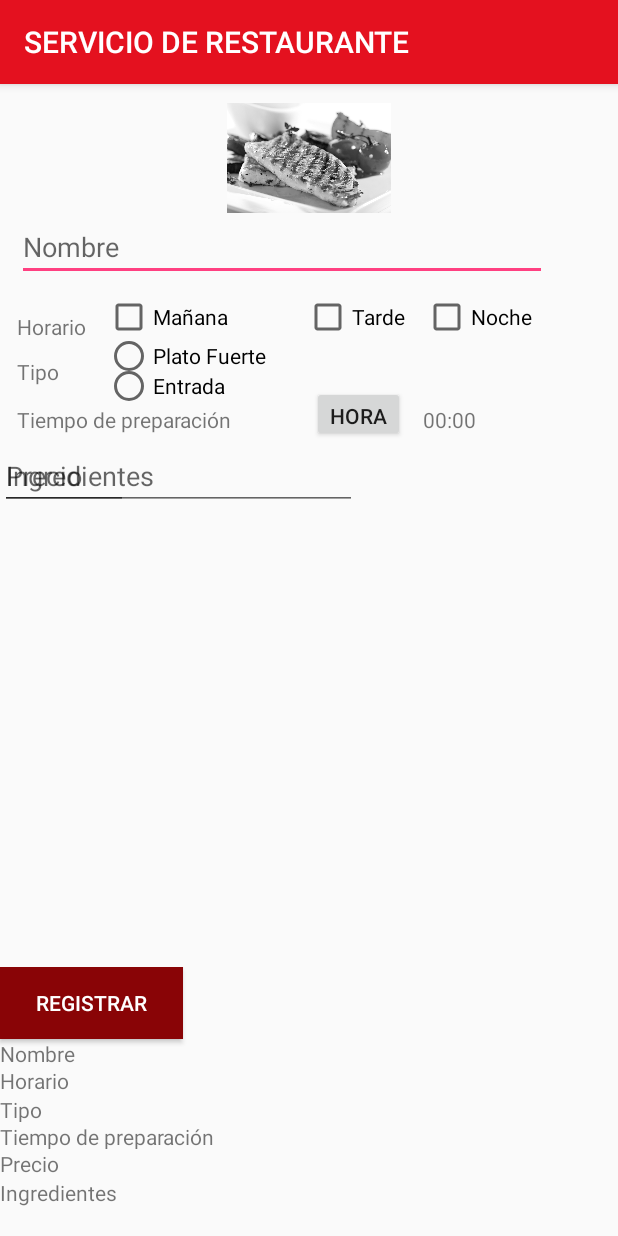
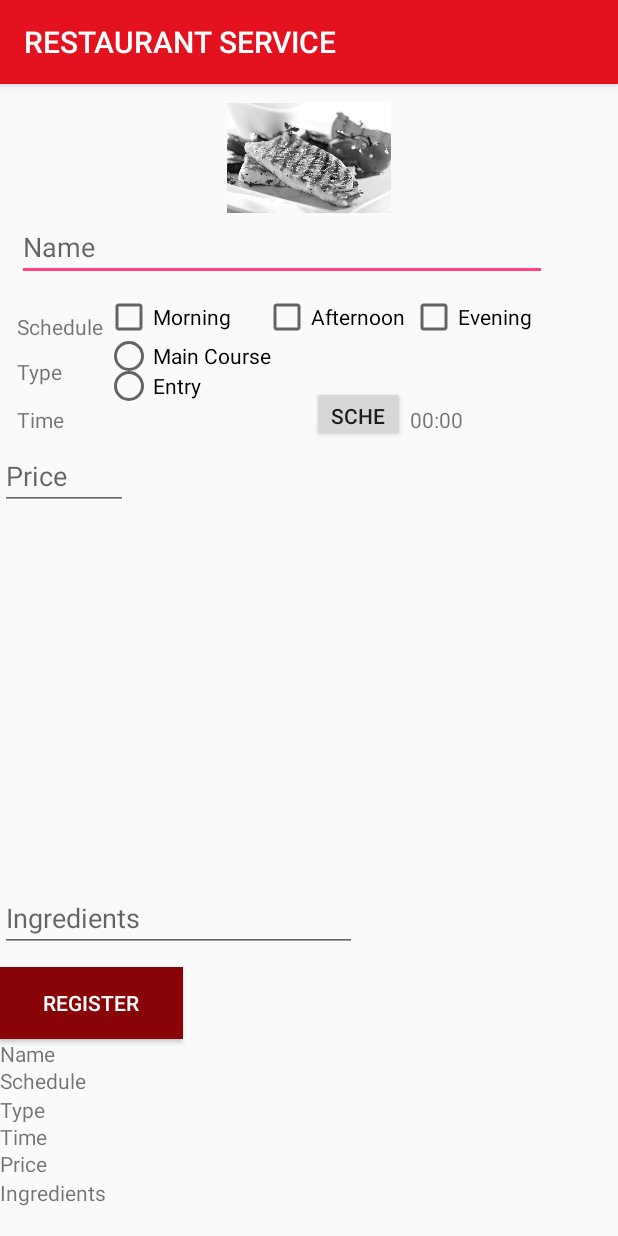
Before and after one commit to Marpigo/CM20182-Gr02, an Android app: the screen it shows after launch (ComidaActivity), after a tap on an icon or button, on a phone screen of 412 x 824 dp. Run offline under Robolectric (Android 15) with nearby library versions, the phone set to English and light mode, and no system bars.

Commit message:
Transformacion de strings

```diff
--- a/Lab1-UI/src/main/java/co/edu/udea/compumovil/gr02_20182/lab1/BebidasActivity.java
+++ b/Lab1-UI/src/main/java/co/edu/udea/compumovil/gr02_20182/lab1/BebidasActivity.java
@@ -21,7 +21,7 @@ public class BebidasActivity extends AppCompatActivity {
     @Override
     protected void onCreate(Bundle savedInstanceState) {
         super.onCreate(savedInstanceState);
-        this.setTitle(R.string.mi_titulo3);
+        this.setTitle(R.string.my_title4);
         setContentView(R.layout.activity_bebidas);
 
         imagen = (ImageView) findViewById(R.id.imgBebida);
--- a/Lab1-UI/src/main/java/co/edu/udea/compumovil/gr02_20182/lab1/ComidaActivity.java
+++ b/Lab1-UI/src/main/java/co/edu/udea/compumovil/gr02_20182/lab1/ComidaActivity.java
@@ -36,7 +36,7 @@ public class ComidaActivity extends AppCompatActivity implements View.OnClickLis
     @Override
     protected void onCreate(Bundle savedInstanceState) {
         super.onCreate(savedInstanceState);
-        this.setTitle(R.string.mi_titulo2);
+        this.setTitle(R.string.my_title3);
         setContentView(R.layout.activity_comida);
 
         bhora = (Button)findViewById(R.id.btHora);
--- a/Lab1-UI/src/main/java/co/edu/udea/compumovil/gr02_20182/lab1/MainActivity.java
+++ b/Lab1-UI/src/main/java/co/edu/udea/compumovil/gr02_20182/lab1/MainActivity.java
@@ -11,7 +11,7 @@ public class MainActivity extends AppCompatActivity {
     @Override
     protected void onCreate(Bundle savedInstanceState) {
         super.onCreate(savedInstanceState);
-        this.setTitle(R.string.mi_titulo);
+        this.setTitle(R.string.my_title1);
         setContentView(R.layout.activity_main);
 
         new Handler().postDelayed(new Runnable() {
--- a/Lab1-UI/src/main/java/co/edu/udea/compumovil/gr02_20182/lab1/ServicioActivity.java
+++ b/Lab1-UI/src/main/java/co/edu/udea/compumovil/gr02_20182/lab1/ServicioActivity.java
@@ -10,7 +10,7 @@ public class ServicioActivity extends AppCompatActivity {
     @Override
     protected void onCreate(Bundle savedInstanceState) {
         super.onCreate(savedInstanceState);
-        this.setTitle(R.string.mi_titulo1);
+        this.setTitle(R.string.my_title2);
         setContentView(R.layout.activity_servicio);
     }
 
--- a/Lab1-UI/src/main/res/layout-land/activity_bebidas.xml
+++ b/Lab1-UI/src/main/res/layout-land/activity_bebidas.xml
@@ -21,7 +21,7 @@
         android:layout_width="346dp"
         android:layout_height="wrap_content"
         android:ems="10"
-        android:hint="@string/stxtNombre" />
+        android:hint="@string/txt_name" />
 
     <EditText
         android:id="@+id/ediPrecio"
@@ -30,7 +30,7 @@
         android:layout_marginLeft="350dp"
         android:layout_marginTop="-50dp"
         android:ems="10"
-        android:hint="@string/sPrecio"
+        android:hint="@string/txt_price"
         android:inputType="textPersonName" />
 
     <EditText
@@ -38,7 +38,7 @@
         android:layout_width="349dp"
         android:layout_height="wrap_content"
         android:ems="10"
-        android:hint="@string/sIngredientes" />
+        android:hint="@string/txt_ingredients" />
 
     <Button
         android:id="@+id/btnRegistrar"
@@ -49,7 +49,7 @@
         android:layout_marginTop="-50dp"
         android:background="@color/colorPrimaryDark"
         android:onClick="onClick"
-        android:text="@string/sRegistrar"
+        android:text="@string/txt_btn_register"
         android:textColor="#ffff" />
 
     <RelativeLayout
@@ -63,7 +63,7 @@
             android:layout_alignParentTop="true"
             android:layout_marginEnd="-68dp"
             android:layout_toStartOf="@+id/txtprecio"
-            android:text="@string/stxtNombre" />
+            android:text="@string/txt_name" />
 
         <TextView
             android:id="@+id/txtnombre"
@@ -88,7 +88,7 @@
             android:layout_alignStart="@+id/labenombre"
             android:layout_alignTop="@+id/txtprecio"
             android:paddingTop="0dp"
-            android:text="@string/sPrecio" />
+            android:text="@string/txt_price" />
 
         <TextView
             android:id="@+id/labeingredientes"
@@ -96,7 +96,7 @@
             android:layout_height="wrap_content"
             android:layout_above="@+id/txtIngredientes"
             android:layout_alignStart="@+id/labenombre"
-            android:text="@string/sIngredientes" />
+            android:text="@string/txt_ingredients" />
 
         <TextView
             android:id="@+id/txtIngredientes"
--- a/Lab1-UI/src/main/res/layout-land/activity_comida.xml
+++ b/Lab1-UI/src/main/res/layout-land/activity_comida.xml
@@ -24,7 +24,7 @@
         android:layout_alignParentStart="true"
         android:layout_alignParentTop="true"
         android:ems="10"
-        android:hint="@string/stxtNombre" />
+        android:hint="@string/txt_name" />
 
     <TextView
         android:id="@+id/txtTipo"
@@ -32,7 +32,7 @@
         android:layout_height="wrap_content"
         android:layout_alignParentStart="true"
         android:layout_below="@+id/cheMañana"
-        android:text="@string/sTipo" />
+        android:text="@string/txt_type" />
 
     <TextView
         android:id="@+id/txtHorario"
@@ -40,7 +40,7 @@
         android:layout_height="wrap_content"
         android:layout_alignParentStart="true"
         android:layout_below="@+id/ediNombre2"
-        android:text="@string/stxtHorario" />
+        android:text="@string/txt_schedule" />
 
     <TextView
         android:id="@+id/txtTiempoc"
@@ -58,7 +58,7 @@
         android:layout_alignParentStart="true"
         android:layout_alignParentTop="true"
         android:layout_marginTop="120dp"
-        android:text="@string/sTiempo" />
+        android:text="@string/txt_time" />
 
     <RadioGroup
         android:layout_width="126dp"
@@ -73,7 +73,7 @@
             android:layout_alignStart="@+id/cheMañana"
             android:layout_below="@+id/cheMañana"
             android:layout_weight="1"
-            android:text="@string/sEntrada" />
+            android:text="@string/txt_btn_entry" />
 
         <RadioButton
             android:id="@+id/rdbPlato"
@@ -82,7 +82,7 @@
             android:layout_alignStart="@+id/cheTarde"
             android:layout_below="@+id/cheMañana"
             android:layout_weight="1"
-            android:text="@string/sPlato" />
+            android:text="@string/txt_btn_mainCourse" />
     </RadioGroup>
 
     <CheckBox
@@ -92,7 +92,7 @@
         android:layout_alignParentStart="true"
         android:layout_below="@+id/ediNombre2"
         android:layout_marginStart="55dp"
-        android:text="@string/sMañana" />
+        android:text="@string/txt_chb_morning" />
 
     <CheckBox
         android:id="@+id/cheNoche"
@@ -101,15 +101,15 @@
         android:layout_alignParentStart="true"
         android:layout_below="@+id/ediNombre2"
         android:layout_marginStart="156dp"
-        android:text="@string/sNoche" />
+        android:text="@string/txt_chb_evening" />
 
     <CheckBox
         android:id="@+id/cheTarde"
-        android:layout_width="80dp"
+        android:layout_width="112dp"
         android:layout_height="wrap_content"
         android:layout_below="@+id/ediNombre2"
         android:layout_toEndOf="@+id/cheNoche"
-        android:text="@string/sTarde" />
+        android:text="@string/txt_chb_afternoon" />
 
     <EditText
         android:id="@+id/ediPrecio2"
@@ -118,7 +118,7 @@
         android:layout_alignParentStart="true"
         android:layout_below="@+id/txtTiempoc"
         android:ems="10"
-        android:hint="@string/sPrecio"
+        android:hint="@string/txt_price"
         android:inputType="textPersonName" />
 
     <EditText
@@ -128,7 +128,7 @@
         android:layout_alignEnd="@+id/cheTarde"
         android:layout_below="@+id/txtTiempoc"
         android:ems="10"
-        android:hint="@string/sIngredientes" />
+        android:hint="@string/txt_ingredients" />
 
     <Button
         android:id="@+id/btHora"
@@ -136,7 +136,7 @@
         android:layout_height="37dp"
         android:layout_alignBaseline="@+id/txtTiempoc"
         android:layout_toEndOf="@+id/txtTimpoMensaje"
-        android:text="@string/stxtHorario" />
+        android:text="@string/txt_schedule" />
 
     <Button
         android:id="@+id/btnRegistrar2"
@@ -146,7 +146,7 @@
         android:layout_alignParentStart="true"
         android:layout_below="@+id/ediPrecio2"
         android:background="@color/colorPrimaryDark"
-        android:text="@string/sRegistrar"
+        android:text="@string/txt_btn_register"
         android:textColor="#ffff" />
 
     <RelativeLayout
@@ -162,7 +162,7 @@
             android:layout_height="18dp"
             android:layout_alignParentStart="true"
             android:layout_below="@+id/btnRegistrar2"
-            android:text="@string/stxtNombre" />
+            android:text="@string/txt_name" />
 
         <TextView
             android:id="@+id/txtmhora"
@@ -170,7 +170,7 @@
             android:layout_height="19dp"
             android:layout_alignParentStart="true"
             android:layout_below="@+id/txtmnombre"
-            android:text="@string/stxtHorario" />
+            android:text="@string/txt_schedule" />
 
         <TextView
             android:id="@+id/txtmtipo"
@@ -178,7 +178,7 @@
             android:layout_height="18dp"
             android:layout_alignParentStart="true"
             android:layout_below="@+id/txtmhora"
-            android:text="@string/sTipo" />
+            android:text="@string/txt_type" />
 
         <TextView
             android:id="@+id/txtmtiempo"
@@ -186,7 +186,7 @@
             android:layout_height="18dp"
             android:layout_alignParentStart="true"
             android:layout_below="@+id/txtmtipo"
-            android:text="@string/sTiempo" />
+            android:text="@string/txt_time" />
 
         <TextView
             android:id="@+id/txtmprecio"
@@ -194,7 +194,7 @@
             android:layout_height="19dp"
             android:layout_alignParentStart="true"
             android:layout_below="@+id/txtmtiempo"
-            android:text="@string/sPrecio" />
+            android:text="@string/txt_price" />
 
         <TextView
             android:id="@+id/txtIngredientesc"
@@ -209,7 +209,7 @@
             android:layout_height="20dp"
             android:layout_alignParentStart="true"
             android:layout_below="@+id/txtmprecio"
-            android:text="@string/sIngredientes" />
+            android:text="@string/txt_ingredients" />
 
         <TextView
             android:id="@+id/txtPrecioc"
--- a/Lab1-UI/src/main/res/layout/activity_bebidas.xml
+++ b/Lab1-UI/src/main/res/layout/activity_bebidas.xml
@@ -22,7 +22,7 @@
         android:layout_height="wrap_content"
         android:layout_marginTop="10dp"
         android:ems="10"
-        android:hint="@string/stxtNombre" />
+        android:hint="@string/txt_name" />
 
     <EditText
         android:id="@+id/ediPrecio"
@@ -30,7 +30,7 @@
         android:layout_height="wrap_content"
         android:layout_marginTop="10dp"
         android:ems="10"
-        android:hint="@string/sPrecio"
+        android:hint="@string/txt_price"
         android:inputType="textPersonName" />
 
     <EditText
@@ -39,7 +39,7 @@
         android:layout_height="wrap_content"
         android:layout_marginTop="10dp"
         android:ems="10"
-        android:hint="@string/sIngredientes" />
+        android:hint="@string/txt_ingredients" />
 
     <Button
         android:id="@+id/btnRegistrar"
@@ -48,7 +48,7 @@
         android:layout_centerHorizontal="true"
         android:background="@color/colorPrimaryDark"
         android:onClick="onClick"
-        android:text="@string/sRegistrar"
+        android:text="@string/txt_btn_register"
         android:textColor="#ffff" />
 
     <LinearLayout
@@ -61,7 +61,7 @@
             android:layout_width="wrap_content"
             android:layout_height="wrap_content"
             android:layout_marginTop="5dp"
-            android:text="@string/stxtNombre" />
+            android:text="@string/txt_name" />
 
         <TextView
             android:id="@+id/txtnombre"
@@ -84,7 +84,7 @@
             android:layout_height="wrap_content"
             android:layout_marginTop="-20dp"
             android:paddingTop="0dp"
-            android:text="@string/sPrecio" />
+            android:text="@string/txt_price" />
 
         <TextView
             android:id="@+id/txtIngredientes"
@@ -98,7 +98,7 @@
             android:layout_width="wrap_content"
             android:layout_height="wrap_content"
             android:layout_marginTop="-20dp"
-            android:text="@string/sIngredientes" />
+            android:text="@string/txt_ingredients" />
 
     </LinearLayout>
 
--- a/Lab1-UI/src/main/res/layout/activity_comida.xml
+++ b/Lab1-UI/src/main/res/layout/activity_comida.xml
@@ -26,7 +26,7 @@
             android:layout_marginStart="11dp"
             android:layout_marginTop="86dp"
             android:ems="10"
-            android:hint="@string/stxtNombre" />
+            android:hint="@string/txt_name" />
 
     <TextView
         android:id="@+id/txttiemp"
@@ -43,7 +43,7 @@
         android:layout_alignParentTop="true"
         android:layout_alignStart="@+id/ediNombre2"
         android:layout_marginTop="182dp"
-        android:text="@string/sTipo" />
+        android:text="@string/txt_type" />
 
     <TextView
         android:id="@+id/txtHorario"
@@ -51,7 +51,7 @@
         android:layout_height="wrap_content"
         android:layout_alignBottom="@+id/cheMañana"
         android:layout_alignStart="@+id/ediNombre2"
-        android:text="@string/stxtHorario" />
+        android:text="@string/txt_schedule" />
 
     <TextView
         android:id="@+id/txtTimpoMensaje"
@@ -60,7 +60,7 @@
         android:layout_alignParentTop="true"
         android:layout_alignStart="@+id/ediNombre2"
         android:layout_marginTop="214dp"
-        android:text="@string/sTiempo" />
+        android:text="@string/txt_time" />
 
     <RadioGroup
         android:layout_width="126dp"
@@ -75,7 +75,7 @@
             android:layout_alignStart="@+id/cheTarde"
             android:layout_below="@+id/cheMañana"
             android:layout_weight="1"
-            android:text="@string/sPlato" />
+            android:text="@string/txt_btn_mainCourse" />
 
         <RadioButton
             android:id="@+id/rdbEntrada"
@@ -84,7 +84,7 @@
             android:layout_alignStart="@+id/cheMañana"
             android:layout_below="@+id/cheMañana"
             android:layout_weight="1"
-            android:text="@string/sEntrada" />
+            android:text="@string/txt_btn_entry" />
     </RadioGroup>
 
     <CheckBox
@@ -94,7 +94,7 @@
         android:layout_alignParentStart="true"
         android:layout_alignTop="@+id/cheNoche"
         android:layout_marginStart="70dp"
-        android:text="@string/sMañana" />
+        android:text="@string/txt_chb_morning" />
 
     <CheckBox
         android:id="@+id/cheNoche"
@@ -104,7 +104,7 @@
         android:layout_alignParentTop="true"
         android:layout_marginEnd="10dp"
         android:layout_marginTop="139dp"
-        android:text="@string/sNoche" />
+        android:text="@string/txt_chb_evening" />
 
     <CheckBox
         android:id="@+id/cheTarde"
@@ -112,7 +112,7 @@
         android:layout_height="wrap_content"
         android:layout_alignEnd="@+id/imgComida"
         android:layout_alignTop="@+id/cheMañana"
-        android:text="@string/sTarde" />
+        android:text="@string/txt_chb_afternoon" />
 
     <EditText
         android:id="@+id/ediPrecio2"
@@ -121,18 +121,18 @@
         android:layout_alignParentStart="true"
         android:layout_below="@+id/btHora"
         android:ems="10"
-        android:hint="@string/sPrecio"
+        android:hint="@string/txt_price"
         android:inputType="textPersonName" />
 
     <EditText
         android:id="@+id/ediIngredientes2"
         android:layout_width="238dp"
         android:layout_height="wrap_content"
-        android:layout_alignEnd="@+id/txtTiempoc"
-        android:layout_alignTop="@+id/ediPrecio2"
-        android:layout_marginEnd="-35dp"
+        android:layout_alignParentBottom="true"
+        android:layout_alignParentStart="true"
+        android:layout_marginBottom="189dp"
         android:ems="10"
-        android:hint="@string/sIngredientes" />
+        android:hint="@string/txt_ingredients" />
 
     <Button
         android:id="@+id/btHora"
@@ -141,7 +141,7 @@
         android:layout_alignEnd="@+id/imgComida"
         android:onClick="onClick"
         android:layout_below="@+id/txtTipo"
-        android:text="@string/stxtHorario" />
+        android:text="@string/txt_schedule" />
 
     <RelativeLayout
         android:layout_width="match_parent"
@@ -157,7 +157,7 @@
             android:layout_alignParentStart="true"
             android:layout_alignParentTop="true"
             android:background="@color/colorPrimaryDark"
-            android:text="@string/sRegistrar"
+            android:text="@string/txt_btn_register"
             android:textColor="#ffff" />
 
         <TextView
@@ -166,7 +166,7 @@
             android:layout_height="18dp"
             android:layout_alignParentStart="true"
             android:layout_below="@+id/btnRegistrar2"
-            android:text="@string/stxtNombre" />
+            android:text="@string/txt_name" />
 
         <TextView
             android:id="@+id/txtmhora"
@@ -174,7 +174,7 @@
             android:layout_height="19dp"
             android:layout_alignParentStart="true"
             android:layout_below="@+id/txtmnombre"
-            android:text="@string/stxtHorario" />
+            android:text="@string/txt_schedule" />
 
         <TextView
             android:id="@+id/txtmtipo"
@@ -182,7 +182,7 @@
             android:layout_height="18dp"
             android:layout_alignParentStart="true"
             android:layout_below="@+id/txtmhora"
-            android:text="@string/sTipo" />
+            android:text="@string/txt_type" />
 
         <TextView
             android:id="@+id/txtmtiempo"
@@ -190,7 +190,7 @@
             android:layout_height="18dp"
             android:layout_alignParentStart="true"
             android:layout_below="@+id/txtmtipo"
-            android:text="@string/sTiempo" />
+            android:text="@string/txt_time" />
 
         <TextView
             android:id="@+id/txtmprecio"
@@ -198,7 +198,7 @@
             android:layout_height="19dp"
             android:layout_alignParentStart="true"
             android:layout_below="@+id/txtmtiempo"
-            android:text="@string/sPrecio" />
+            android:text="@string/txt_price" />
 
         <TextView
             android:id="@+id/txtIngredientesc"
@@ -213,7 +213,7 @@
             android:layout_height="20dp"
             android:layout_alignParentStart="true"
             android:layout_below="@+id/txtmprecio"
-            android:text="@string/sIngredientes" />
+            android:text="@string/txt_ingredients" />
 
         <TextView
             android:id="@+id/txtPrecioc"
--- a/Lab1-UI/src/main/res/layout/activity_main.xml
+++ b/Lab1-UI/src/main/res/layout/activity_main.xml
@@ -11,7 +11,7 @@
         android:layout_width="wrap_content"
         android:layout_height="wrap_content"
         android:layout_centerHorizontal="true"
-        android:text="@string/stxtBienvenido"
+        android:text="@string/txt_welcome"
         android:textSize="25sp"
         android:textStyle="bold" />
 
--- a/Lab1-UI/src/main/res/values/strings.xml
+++ b/Lab1-UI/src/main/res/values/strings.xml
@@ -1,23 +1,22 @@
+<?xml version="1.0" encoding="utf-8"?>
+
 <resources>
-    <string name="app_name">RestWEB</string>
-    <string name="mi_titulo">RESTAURANTE</string>
-    <string name="mi_titulo1">RESTAURANTE > SERVICIOS</string>
-    <string name="mi_titulo2">SERVICIO DE RESTAURANTE </string>
-    <string name="mi_titulo3">SERVICIO DE BAR</string>
-    <string name="stxtBienvenido">BIENVENIDOS</string>
-    <string name="sbtnServicios">SERVICIOS</string>
-    <string name="stxtNombre">Nombre</string>
-    <string name="stxtHorario">Horario</string>
-    <string name="stxtTipo">Tipo</string>
-    <string name="smensajebebida">Seleccionar la bebida</string>
-    <string name="sPrecio">Precio</string>
-    <string name="sIngredientes">Ingredientes</string>
-    <string name="sRegistrar">Registrar</string>
-    <string name="sMañana">Mañana</string>
-    <string name="sTarde">Tarde</string>
-    <string name="sNoche">Noche</string>
-    <string name="sTipo">Tipo</string>
-    <string name="sTiempo">Tiempo de preparación</string>
-    <string name="sEntrada">Entrada</string>
-    <string name="sPlato">Plato Fuerte</string>
+    <string name="app_name">RestMobile</string>
+    <string name="my_title1">RESTAURANT</string>
+    <string name="my_title2">RESTAURANT > SERVICES</string>
+    <string name="my_title3">RESTAURANT SERVICE</string>
+    <string name="my_title4">BAR SERVICE</string>
+    <string name="txt_name">Name</string>
+    <string name="txt_price">Price</string>
+    <string name="txt_ingredients">Ingredients</string>
+    <string name="txt_btn_register">Register</string>
+    <string name="txt_type">Type</string>
+    <string name="txt_schedule">Schedule</string>
+    <string name="txt_time">Time</string>
+    <string name="txt_btn_mainCourse">Main Course</string>
+    <string name="txt_btn_entry">Entry</string>
+    <string name="txt_chb_morning">Morning</string>
+    <string name="txt_chb_evening">Evening</string>
+    <string name="txt_chb_afternoon">Afternoon</string>
+    <string name="txt_welcome">Welcome</string>
 </resources>
```
Also changed, not shown: 2 other files.
